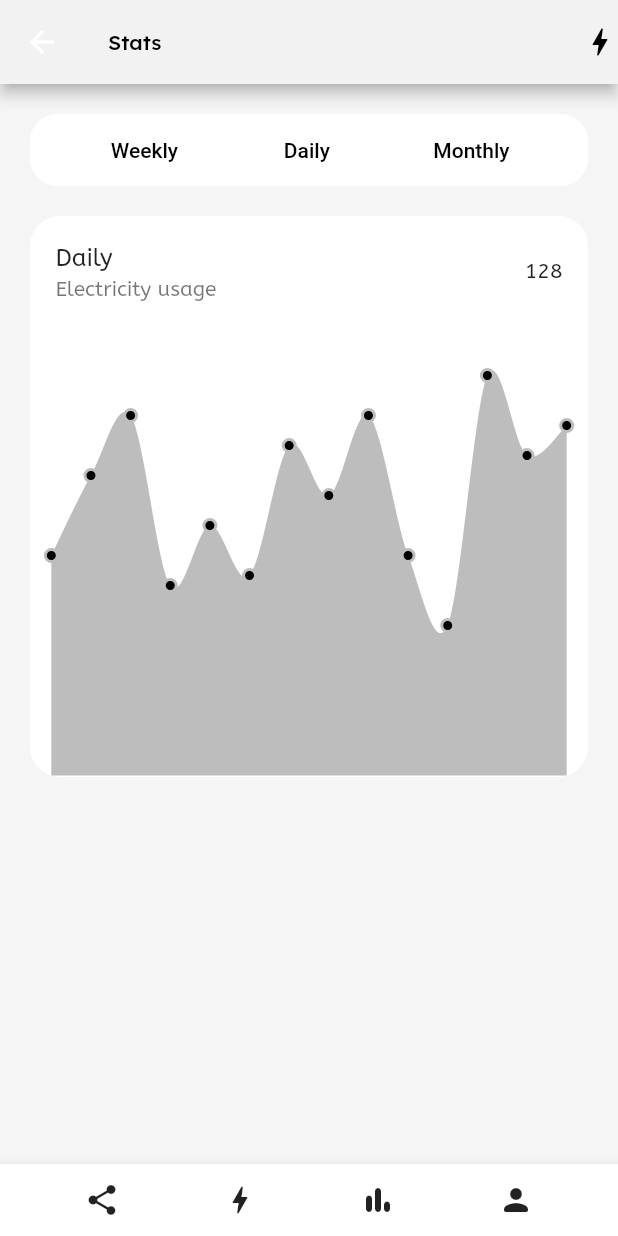
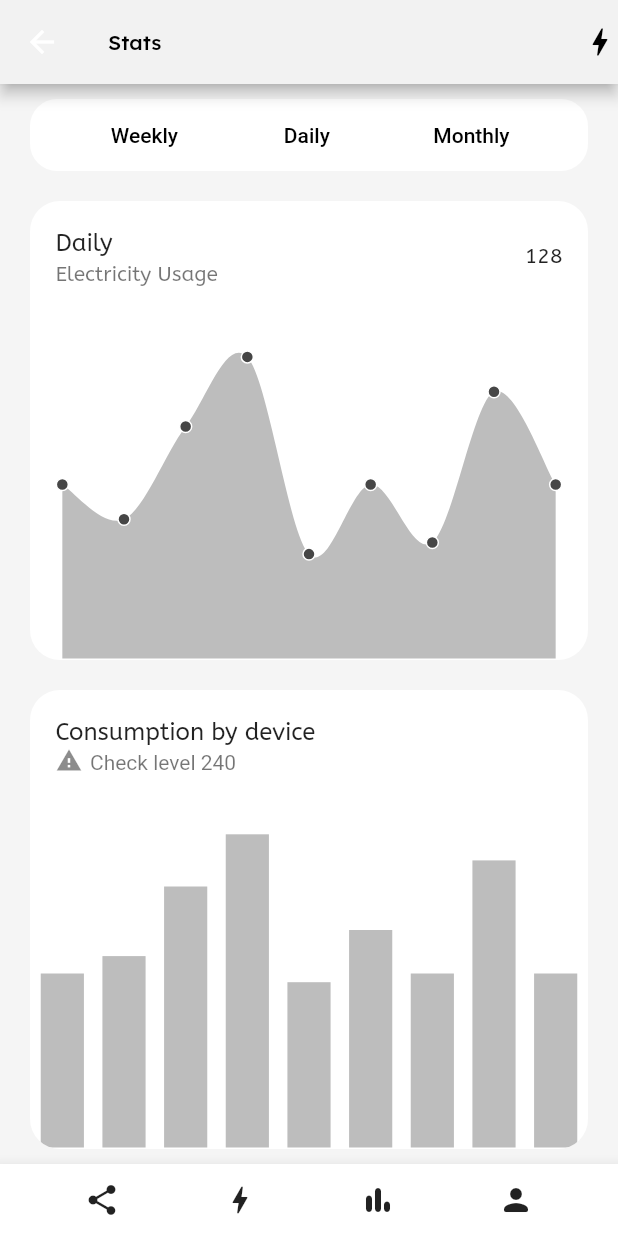
Before and after one commit to Lakhankumawat/smart-home-app, a Flutter app: the StatsScreen screen opened by its route, on a phone screen of 412 x 824 dp. Run offline on Flutter 3.47's test engine with Material 2 defaults, Android fonts, the phone set to English and light mode, and no system bars; our stand-ins replace dotted_border, flutter_svg, font_awesome_flutter, get_it, image_picker, lottie and 4 more; Roboto replaces fonts that are missing (Nato Sans).

Commit message:
include both charts into stats screen, and made reusable widgets

```diff
--- a/lib/src/screens/stats_screen/components.dart
+++ b/lib/src/screens/stats_screen/components.dart
@@ -1,4 +1,6 @@
-export 'components/electricity_usage.dart';
-export 'components/stats_spline_chart.dart';
+export 'components/stats_electricity_usage_chart.dart';
 export 'components/stats_bottom_app_bar.dart';
-export 'components/stats_bar_graph.dart';
+export 'components/stats_device_consumption_chart.dart';
+export 'components/stats_chart.dart';
+export 'components/consumption.dart';
+export 'components/type_selection.dart';
--- /dev/null
+++ b/lib/src/screens/stats_screen/components/consumption.dart
@@ -0,0 +1,11 @@
+// Class for defining various types of consumptions
+
+class Consumption {
+  const Consumption({
+    required this.day,
+    required this.usage,
+  });
+
+  final String day;
+  final double usage;
+}
--- a/lib/src/screens/stats_screen/components/electricity_usage.dart
+++ /dev/null
@@ -1,9 +0,0 @@
-class ElectricityUsage {
-  const ElectricityUsage({
-    required this.day,
-    required this.consumption,
-  });
-
-  final String day;
-  final double consumption;
-}
--- a/lib/src/screens/stats_screen/components/stats_bar_graph.dart
+++ /dev/null
@@ -1,43 +0,0 @@
-import 'package:domus/src/screens/stats_screen/components.dart';
-import 'package:flutter/material.dart';
-import 'package:syncfusion_flutter_charts/charts.dart';
-
-class StatsBarGraph extends StatelessWidget {
-  const StatsBarGraph({Key? key}) : super(key: key);
-
-  @override
-  Widget build(BuildContext context) {
-    return SfCartesianChart(
-      margin: const EdgeInsets.all(0),
-      plotAreaBorderWidth: 0,
-      primaryXAxis: CategoryAxis(
-        isVisible: false,
-      ),
-      primaryYAxis: CategoryAxis(
-        isVisible: false,
-      ),
-      series: <ColumnSeries<ElectricityUsage, String>>[
-        ColumnSeries(
-          dataSource: [
-            const ElectricityUsage(day: 'Mon', consumption: 22),
-            const ElectricityUsage(day: 'Tue', consumption: 30),
-            const ElectricityUsage(day: 'Wed', consumption: 36),
-            const ElectricityUsage(day: 'Thur', consumption: 19),
-            const ElectricityUsage(day: 'Fri', consumption: 25),
-            const ElectricityUsage(day: 'Sat', consumption: 20),
-            const ElectricityUsage(day: 'Sun', consumption: 33),
-            const ElectricityUsage(day: 'New Mon', consumption: 28),
-            const ElectricityUsage(day: 'New Tue', consumption: 36),
-            const ElectricityUsage(day: 'New Wed', consumption: 22),
-            const ElectricityUsage(day: 'New Thur', consumption: 15),
-            const ElectricityUsage(day: 'New Fri', consumption: 40),
-            const ElectricityUsage(day: 'New Sat', consumption: 32),
-            const ElectricityUsage(day: 'New Sun', consumption: 35),
-          ],
-          xValueMapper: (usage, _) => usage.day,
-          yValueMapper: (usage, _) => usage.consumption,
-        )
-      ],
-    );
-  }
-}
--- /dev/null
+++ b/lib/src/screens/stats_screen/components/stats_chart.dart
@@ -0,0 +1,76 @@
+import 'package:domus/src/screens/stats_screen/components.dart';
+import 'package:flutter/material.dart';
+import 'package:syncfusion_flutter_charts/charts.dart';
+
+class StatsChart extends StatelessWidget {
+  const StatsChart({
+    Key? key,
+    required this.title,
+    this.subtitle,
+    this.trailing,
+    required this.plotOffset,
+    required this.content,
+  }) : super(key: key);
+
+  final String title;
+  final Widget? subtitle;
+  final Widget? trailing;
+  final double plotOffset;
+  final XyDataSeries<Consumption, String> content;
+
+  @override
+  Widget build(BuildContext context) {
+    return Container(
+      margin: const EdgeInsets.symmetric(horizontal: 20),
+      decoration: BoxDecoration(
+        color: Colors.white,
+        border: Border.all(
+          color: Colors.transparent,
+        ),
+        borderRadius: BorderRadius.circular(20),
+      ),
+      clipBehavior: Clip.antiAlias,
+      child: Column(
+        mainAxisSize: MainAxisSize.min,
+        children: [
+          ListTile(
+            title: Text(
+              title,
+              style: const TextStyle(
+                fontFamily: 'ABeeZee',
+              ),
+            ),
+            subtitle: subtitle,
+            trailing: trailing,
+          ),
+          Expanded(
+            child: SfCartesianChart(
+              // Plots the graph
+              margin: const EdgeInsets.all(0),
+              plotAreaBorderWidth: 0,
+              primaryXAxis: CategoryAxis(
+                plotOffset: plotOffset,
+                isVisible: false,
+              ),
+              primaryYAxis: NumericAxis(
+                isVisible: false,
+              ),
+              series: <XyDataSeries<Consumption, String>>[
+                content,
+              ],
+              tooltipBehavior: TooltipBehavior(
+                enable: true,
+                header: '',
+                canShowMarker: false,
+                format: 'point.x : point.y kWh',
+                textStyle: const TextStyle(
+                  fontFamily: 'ABeeZee',
+                ),
+              ),
+            ),
+          ),
+        ],
+      ),
+    );
+  }
+}
--- /dev/null
+++ b/lib/src/screens/stats_screen/components/stats_device_consumption_chart.dart
@@ -0,0 +1,43 @@
+import 'package:domus/src/screens/stats_screen/components.dart';
+import 'package:flutter/material.dart';
+import 'package:syncfusion_flutter_charts/charts.dart';
+
+class StatsDeviceConsumptionChart extends StatelessWidget {
+  const StatsDeviceConsumptionChart({Key? key}) : super(key: key);
+
+  @override
+  Widget build(BuildContext context) {
+    return StatsChart(
+      title: 'Consumption by device',
+      subtitle: Row(
+        crossAxisAlignment: CrossAxisAlignment.end,
+        children: const [
+          Icon(
+            Icons.warning,
+            size: 18,
+          ),
+          SizedBox(width: 5),
+          Text('Check level 240'),
+        ],
+      ),
+      plotOffset: -40,
+      content: ColumnSeries<Consumption, String>(
+        // Plots Columns / Bar chart
+        color: Colors.grey[400],
+        dataSource: const [
+          Consumption(day: 'First', usage: 20),
+          Consumption(day: 'Mon', usage: 22),
+          Consumption(day: 'Tue', usage: 30),
+          Consumption(day: 'Wed', usage: 36),
+          Consumption(day: 'Thur', usage: 19),
+          Consumption(day: 'Fri', usage: 25),
+          Consumption(day: 'Sat', usage: 20),
+          Consumption(day: 'Sun', usage: 33),
+          Consumption(day: 'Last', usage: 20),
+        ],
+        xValueMapper: (consumption, _) => consumption.day,
+        yValueMapper: (consumption, _) => consumption.usage,
+      ),
+    );
+  }
+}
--- /dev/null
+++ b/lib/src/screens/stats_screen/components/stats_electricity_usage_chart.dart
@@ -0,0 +1,50 @@
+import 'package:domus/src/screens/stats_screen/components.dart';
+import 'package:flutter/material.dart';
+import 'package:syncfusion_flutter_charts/charts.dart';
+
+class StatsElectricityUsageChart extends StatelessWidget {
+  const StatsElectricityUsageChart({Key? key}) : super(key: key);
+
+  @override
+  Widget build(BuildContext context) {
+    return StatsChart(
+      title: 'Daily',
+      subtitle: const Text(
+        'Electricity Usage',
+        style: TextStyle(
+          fontFamily: 'ABeeZee',
+        ),
+      ),
+      trailing: const Text(
+        '128',
+        style: TextStyle(
+          fontFamily: 'ABeeZee',
+        ),
+      ),
+      plotOffset: -35,
+      content: SplineAreaSeries<Consumption, String>(
+        // Plots Spline curves for smooth transitions
+        color: Colors.grey[400],
+        dataSource: const [
+          Consumption(day: 'First', usage: 125),
+          Consumption(day: 'Mon', usage: 122),
+          Consumption(day: 'Tue', usage: 130),
+          Consumption(day: 'Wed', usage: 136),
+          Consumption(day: 'Thur', usage: 119),
+          Consumption(day: 'Fri', usage: 125),
+          Consumption(day: 'Sat', usage: 120),
+          Consumption(day: 'Sun', usage: 133),
+          Consumption(day: 'Last', usage: 125),
+        ],
+        xValueMapper: (consumption, _) => consumption.day,
+        yValueMapper: (consumption, _) => consumption.usage,
+        markerSettings: const MarkerSettings(
+          color: Color(0xFF464646),
+          borderWidth: 1,
+          borderColor: Colors.white,
+          isVisible: true,
+        ),
+      ),
+    );
+  }
+}
--- a/lib/src/screens/stats_screen/components/stats_spline_chart.dart
+++ /dev/null
@@ -1,89 +0,0 @@
-import 'package:domus/src/screens/stats_screen/components/electricity_usage.dart';
-import 'package:flutter/material.dart';
-import 'package:syncfusion_flutter_charts/charts.dart';
-
-class StatsSplineChart extends StatelessWidget {
-  const StatsSplineChart({Key? key}) : super(key: key);
-
-  @override
-  Widget build(BuildContext context) {
-    return Container(
-      margin: const EdgeInsets.all(20),
-      decoration: BoxDecoration(
-        color: Colors.white,
-        border: Border.all(
-          color: Colors.transparent,
-        ),
-        borderRadius: BorderRadius.circular(20),
-      ),
-      clipBehavior: Clip.antiAlias,
-      child: Column(
-        children: [
-          const ListTile(
-            title: Text(
-              'Daily',
-              style: TextStyle(
-                fontFamily: 'ABeeZee',
-              ),
-            ),
-            subtitle: Text(
-              'Electricity usage',
-              style: TextStyle(
-                fontFamily: 'ABeeZee',
-              ),
-            ),
-            trailing: Text(
-              '128',
-              style: TextStyle(
-                fontFamily: 'ABeeZee',
-              ),
-            ),
-          ),
-          SfCartesianChart(
-            // Plots the graph
-            margin: const EdgeInsets.all(0),
-            plotAreaBorderWidth: 0,
-            primaryXAxis: CategoryAxis(
-              plotOffset: -20,
-              isVisible: false,
-            ),
-            primaryYAxis: NumericAxis(
-              minimum: 0,
-              maximum: 45,
-              // interval: 20,
-              isVisible: false,
-            ),
-            series: <SplineAreaSeries<ElectricityUsage, String>>[
-              SplineAreaSeries(
-                // Plots Spline curves for smooth transitions
-                color: Colors.grey[400],
-                dataSource: const [
-                  ElectricityUsage(day: 'Mon', consumption: 22),
-                  ElectricityUsage(day: 'Tue', consumption: 30),
-                  ElectricityUsage(day: 'Wed', consumption: 36),
-                  ElectricityUsage(day: 'Thur', consumption: 19),
-                  ElectricityUsage(day: 'Fri', consumption: 25),
-                  ElectricityUsage(day: 'Sat', consumption: 20),
-                  ElectricityUsage(day: 'Sun', consumption: 33),
-                  ElectricityUsage(day: 'New Mon', consumption: 28),
-                  ElectricityUsage(day: 'New Tue', consumption: 36),
-                  ElectricityUsage(day: 'New Wed', consumption: 22),
-                  ElectricityUsage(day: 'New Thur', consumption: 15),
-                  ElectricityUsage(day: 'New Fri', consumption: 40),
-                  ElectricityUsage(day: 'New Sat', consumption: 32),
-                  ElectricityUsage(day: 'New Sun', consumption: 35),
-                ],
-                xValueMapper: (usage, _) => usage.day,
-                yValueMapper: (usage, _) => usage.consumption,
-                markerSettings: const MarkerSettings(
-                  color: Colors.black,
-                  isVisible: true,
-                ),
-              )
-            ],
-          ),
-        ],
-      ),
-    );
-  }
-}
--- /dev/null
+++ b/lib/src/screens/stats_screen/components/type_selection.dart
@@ -0,0 +1,49 @@
+import 'package:flutter/material.dart';
+
+class TypeSelection extends StatelessWidget {
+  const TypeSelection({Key? key}) : super(key: key);
+
+  @override
+  Widget build(BuildContext context) {
+    return Container(
+      margin: const EdgeInsets.only(
+        top: 10,
+        left: 20,
+        right: 20,
+      ),
+      decoration: const BoxDecoration(
+        color: Colors.white,
+        borderRadius: BorderRadius.horizontal(
+          left: Radius.circular(18),
+          right: Radius.circular(18),
+        ),
+      ),
+      child: Row(
+        mainAxisAlignment: MainAxisAlignment.spaceEvenly,
+        children: [
+          TextButton(
+            child: const Text(
+              'Weekly',
+              style: TextStyle(color: Colors.black),
+            ),
+            onPressed: () {},
+          ),
+          TextButton(
+            child: const Text(
+              'Daily',
+              style: TextStyle(color: Colors.black),
+            ),
+            onPressed: () {},
+          ),
+          TextButton(
+            child: const Text(
+              'Monthly',
+              style: TextStyle(color: Colors.black),
+            ),
+            onPressed: () {},
+          ),
+        ],
+      ),
+    );
+  }
+}
--- a/lib/src/screens/stats_screen/stats_screen.dart
+++ b/lib/src/screens/stats_screen/stats_screen.dart
@@ -27,49 +27,17 @@ class StatsScreen extends StatelessWidget {
       body: Container(
         color: Colors.grey[100],
         child: Column(
-          children: [
-            Container(
-              margin: const EdgeInsets.only(
-                top: 20,
-                left: 20,
-                right: 20,
-              ),
-              decoration: const BoxDecoration(
-                color: Colors.white,
-                borderRadius: BorderRadius.horizontal(
-                  left: Radius.circular(18),
-                  right: Radius.circular(18),
-                ),
-              ),
-              child: Row(
-                mainAxisAlignment: MainAxisAlignment.spaceEvenly,
-                children: [
-                  TextButton(
-                    child: const Text(
-                      'Weekly',
-                      style: TextStyle(color: Colors.black),
-                    ),
-                    onPressed: () {},
-                  ),
-                  TextButton(
-                    child: const Text(
-                      'Daily',
-                      style: TextStyle(color: Colors.black),
-                    ),
-                    onPressed: () {},
-                  ),
-                  TextButton(
-                    child: const Text(
-                      'Monthly',
-                      style: TextStyle(color: Colors.black),
-                    ),
-                    onPressed: () {},
-                  ),
-                ],
-              ),
+          children: const [
+            TypeSelection(),
+            SizedBox(height: 20),
+            Expanded(
+              child: StatsElectricityUsageChart(),
             ),
-            const StatsSplineChart(),
-            // const Expanded(flex: 2, child: StatsBarGraph()),
+            SizedBox(height: 20),
+            Expanded(
+              child: StatsDeviceConsumptionChart(),
+            ),
+            SizedBox(height: 10),
           ],
         ),
       ),
```
